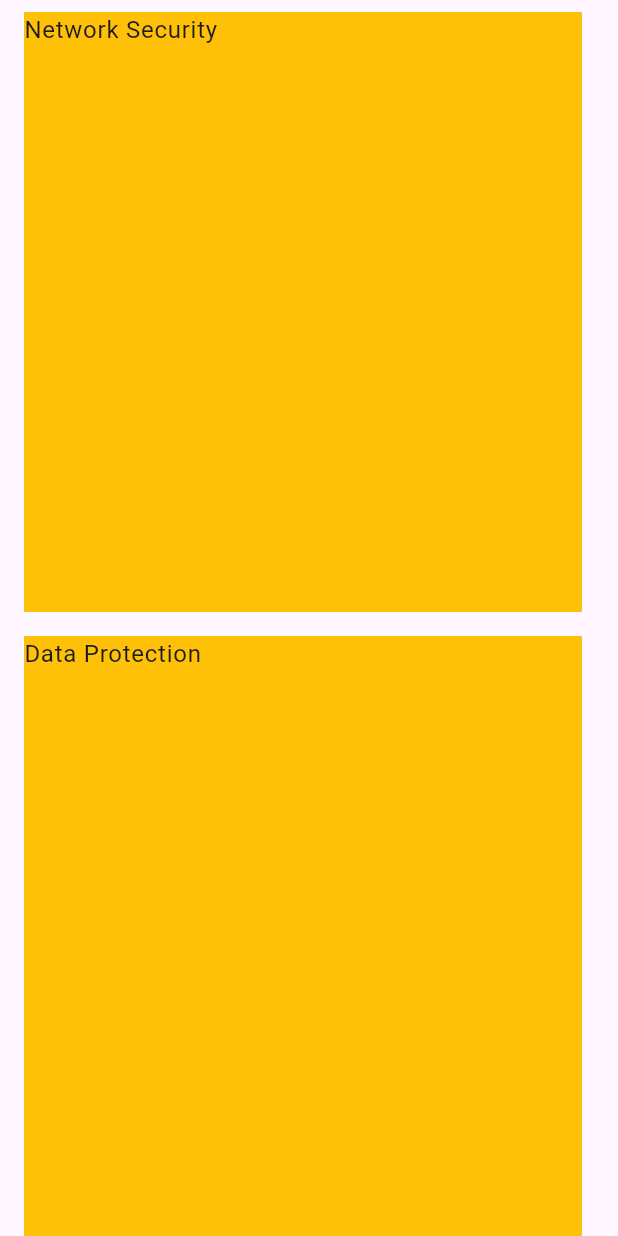
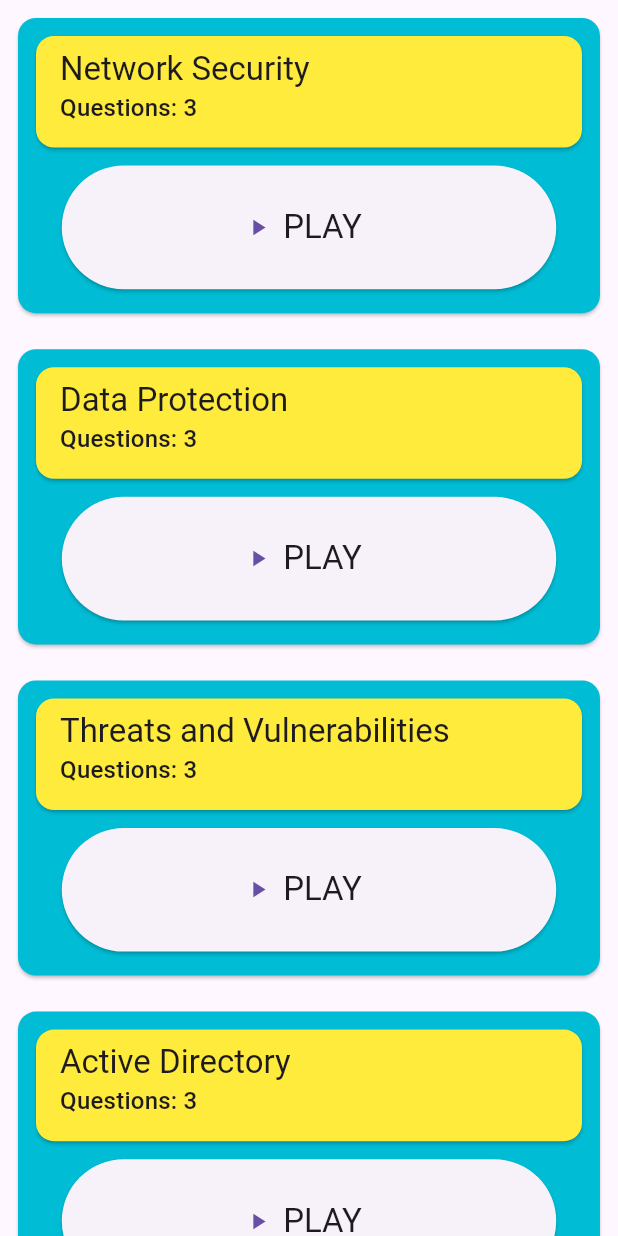
Before and after one commit to joonaskiuru/flutter_cybersecurity_quiz, a Flutter app: the QuizSelection screen opened directly, on a phone screen of 412 x 824 dp. Run offline on Flutter 3.47's test engine with Material 3 defaults, Android fonts, the phone set to English and light mode, and no system bars; our stand-ins replace bloc, bloc_concurrency, equatable, flutter_bloc, stream_transform.

Commit message:
feat: QuizListItem added

```diff
--- a/cybersecurity_quiz_app/lib/presentation/screens/quiz_selection_screen.dart
+++ b/cybersecurity_quiz_app/lib/presentation/screens/quiz_selection_screen.dart
@@ -11,7 +11,7 @@ class QuizSelection extends StatelessWidget {
     return Scaffold(
       body: BlocProvider(
         create: (_) => QuizBloc()..add(LoadQuizzes()),
-        child: QuizList(),
+        child: const QuizList(),
       ),
     );
   }
--- a/cybersecurity_quiz_app/lib/presentation/widgets/quiz_list.dart
+++ b/cybersecurity_quiz_app/lib/presentation/widgets/quiz_list.dart
@@ -1,6 +1,7 @@
 import 'package:cybersecurity_quiz_app/logic/bloc/quiz_bloc.dart';
 import 'package:cybersecurity_quiz_app/logic/bloc/quiz_event.dart';
 import 'package:cybersecurity_quiz_app/logic/bloc/quiz_state.dart';
+import 'package:cybersecurity_quiz_app/presentation/widgets/quiz_list_item.dart';
 import 'package:flutter/material.dart';
 import 'package:flutter_bloc/flutter_bloc.dart';
 
@@ -35,12 +36,7 @@ class _QuizList extends State<QuizList> {
             itemBuilder: (BuildContext context, int index) {
               return index >= state.quizzes.length
                   ? const Center(child: CircularProgressIndicator())
-                  : ListTile(
-                      title: Container(
-                          height: 400,
-                          color: Colors.amber,
-                          child: Text(state.quizzes[index].category)),
-                    );
+                  : QuizListItem(quiz: state.quizzes[index]);
             },
             itemCount: state.quizzes.length,
             controller: _scrollController,
--- a/cybersecurity_quiz_app/lib/presentation/widgets/quiz_list_item.dart
+++ b/cybersecurity_quiz_app/lib/presentation/widgets/quiz_list_item.dart
@@ -0,0 +1,70 @@
+import 'package:cybersecurity_quiz_app/logic/models/quiz_model.dart';
+import 'package:flutter/material.dart';
+
+class QuizListItem extends StatelessWidget {
+  final Quiz quiz;
+
+  const QuizListItem({required this.quiz, super.key});
+
+  @override
+  Widget build(BuildContext context) {
+    final textTheme = Theme.of(context).textTheme;
+    double width = MediaQuery.of(context).size.width;
+    double height = MediaQuery.of(context).size.height;
+    return Material(
+      child: Padding(
+        padding: const EdgeInsets.all(8.0),
+        child: Card(
+          color: Colors.cyan,
+          child: Padding(
+            padding: const EdgeInsets.all(8.0),
+            child: Column(
+              mainAxisAlignment: MainAxisAlignment.start,
+              crossAxisAlignment: CrossAxisAlignment.center,
+              children: [
+                SizedBox(
+                  height: height * 0.1,
+                  child: Card(
+                    color: Colors.yellow,
+                    child: ListTile(
+                      title: Text(quiz.category, style: textTheme.titleLarge),
+                      subtitle: Text(
+                        "Questions: ${quiz.questions.length}",
+                        style: textTheme.titleMedium,
+                      ),
+                      isThreeLine: true,
+                      dense: true,
+                    ),
+                  ),
+                ),
+                Center(
+                  child: Padding(
+                    padding: const EdgeInsets.all(8.0),
+                    child: SizedBox(
+                      height: height * 0.1,
+                      width: width * 0.8,
+                      child: ElevatedButton.icon(
+                          icon: const Icon(Icons.play_arrow),
+                          onPressed: () {
+                            Navigator.push(
+                              context,
+                              MaterialPageRoute(
+                                  builder: (context) =>
+                                      const Text("Quiz Details")),
+                            );
+                          },
+                          label: Text(
+                            "PLAY",
+                            style: textTheme.titleLarge,
+                          )),
+                    ),
+                  ),
+                )
+              ],
+            ),
+          ),
+        ),
+      ),
+    );
+  }
+}
```
